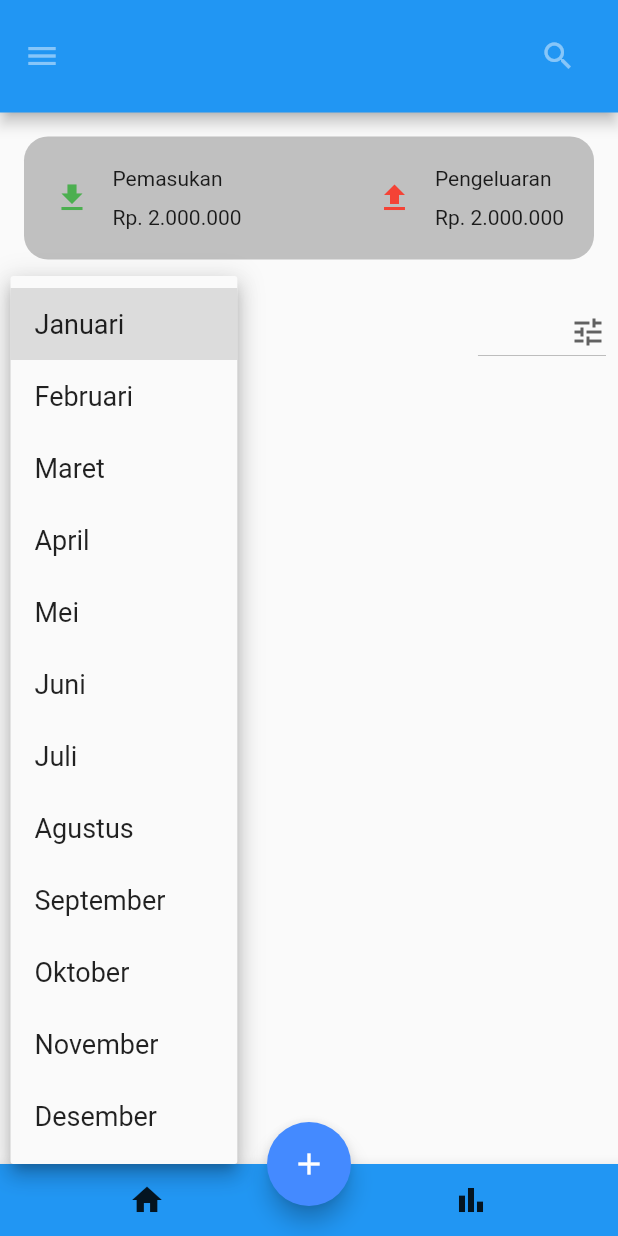
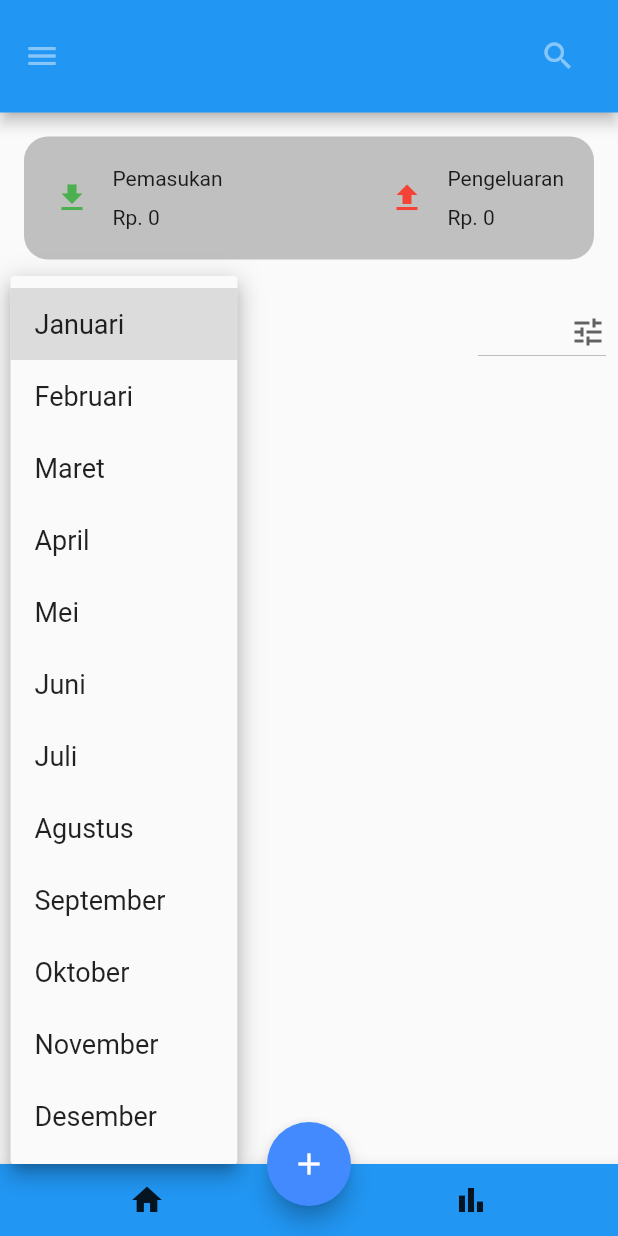
Before and after one commit to nisa604/money_freedom, a Flutter app: the screen it shows after launch, after a tap on "Januari", on a phone screen of 412 x 824 dp. Run offline on Flutter 3.47's test engine with Material 2 defaults, Android fonts, the phone set to English and light mode, and no system bars; our stand-ins replace cloud_firestore, firebase_core, firebase_storage, image_picker, pie_chart; accounts and stored records are empty.

Commit message:
Beresin TB SAMA TAMPILAN HOME

```diff
--- a/lib/Screens/home_screen.dart
+++ b/lib/Screens/home_screen.dart
@@ -4,6 +4,8 @@ import 'package:flutter/src/widgets/framework.dart';
 import 'package:intl/intl.dart';
 import 'package:moneyfreedom/database/DataPengeluaranService.dart';
 import 'package:moneyfreedom/database/DataPemasukanService.dart';
+import 'package:moneyfreedom/database/KategoriPengeluaranService.dart';
+import 'package:moneyfreedom/database/KategoriPemasukanService.dart';
 import 'create_transaction_pemasukan.dart';
 import 'create_transaction_pengeluaran.dart';
 
@@ -50,8 +52,7 @@ class _HomeScreenState extends State<HomeScreen> {
                 width: double.infinity,
                 padding: EdgeInsets.all(20),
                 decoration: BoxDecoration(
-                      color: Color.fromARGB(255, 192, 192, 192
-                      ),
+                  color: Color.fromARGB(255, 192, 192, 192),
                   borderRadius: BorderRadius.circular(16),
                 ),
                 child: Row(
@@ -63,22 +64,40 @@ class _HomeScreenState extends State<HomeScreen> {
                           decoration: BoxDecoration(
                               color: Colors.transparent,
                               borderRadius: BorderRadius.circular(8)),
-                              child: const Icon(
-                                  Icons.download,
-                                  color: Colors.green
-                              ),
+                          child:
+                              const Icon(Icons.download, color: Colors.green),
                         ),
                         const SizedBox(width: 15),
                         Column(
                           crossAxisAlignment: CrossAxisAlignment.start,
-                              children: const [
+                          children: [
                             Text("Pemasukan"),
-                                //style: GoogleFonts.montserrat(Color: colors.white, fontsize: 12 ),
                             SizedBox(height: 10),
-                                Text("Rp. 2.000.000"),
-                                //style: GoogleFonts.montserrat(Color: colors.white, fontsize: 12 ),
+                            StreamBuilder<int>(
+                              stream: DataPemasukanService()
+                                  .totalJumlahPemasukanStream,
+                              builder: (BuildContext context,
+                                  AsyncSnapshot<int> snapshot) {
+                                if (snapshot.connectionState ==
+                                    ConnectionState.waiting) {
+                                  return Text('Memuat...');
+                                }
+
+                                if (snapshot.hasError) {
+                                  return Text(
+                                      'Terjadi kesalahan saat memuat data');
+                                }
+
+                                final totalPengeluaran = snapshot.data ?? 0;
+                                final formattedTotal =
+                                    NumberFormat.decimalPattern('id_ID')
+                                        .format(totalPengeluaran);
+
+                                return Text('Rp. $formattedTotal');
+                              },
+                            ),
                           ],
-                            )
+                        ),
                       ],
                     ),
                     Row(
@@ -92,14 +111,34 @@ class _HomeScreenState extends State<HomeScreen> {
                         SizedBox(width: 15),
                         Column(
                           crossAxisAlignment: CrossAxisAlignment.start,
-                              children: const [
+                          children: [
                             Text("Pengeluaran"),
-                                //style: GoogleFonts.montserrat(Color: colors.white, fontsize: 12 ),
                             SizedBox(height: 10),
-                                Text("Rp. 2.000.000"),
-                                //style: GoogleFonts.montserrat(Color: colors.white, fontsize: 12 ),
+                            StreamBuilder<int>(
+                              stream: DataPengeluaranService()
+                                  .totalJumlahPengeluaranStream,
+                              builder: (BuildContext context,
+                                  AsyncSnapshot<int> snapshot) {
+                                if (snapshot.connectionState ==
+                                    ConnectionState.waiting) {
+                                  return Text('Memuat...');
+                                }
+
+                                if (snapshot.hasError) {
+                                  return Text(
+                                      'Terjadi kesalahan saat memuat data');
+                                }
+
+                                final totalPengeluaran = snapshot.data ?? 0;
+                                final formattedTotal =
+                                    NumberFormat.decimalPattern('id_ID')
+                                        .format(totalPengeluaran);
+
+                                return Text('Rp. $formattedTotal');
+                              },
+                            ),
                           ],
-                            )
+                        ),
                       ],
                     )
                   ],
@@ -117,8 +156,7 @@ class _HomeScreenState extends State<HomeScreen> {
                       value: selectedItem,
                       items: Bulan.map((month) => DropdownMenuItem<String>(
                             value: month,
-                            child:
-                            Text(month, style: TextStyle(fontSize: 18)),
+                            child: Text(month, style: TextStyle(fontSize: 18)),
                           )).toList(),
                       onChanged: (Bulan) =>
                           setState(() => selectedItem = Bulan),
@@ -129,8 +167,7 @@ class _HomeScreenState extends State<HomeScreen> {
                   child: DropdownButton<String>(
                       onChanged: (Pilihan) => selected,
                       // value: selected,
-                          items:
-                          Pilihan.map((pilih) => DropdownMenuItem<String>(
+                      items: Pilihan.map((pilih) => DropdownMenuItem<String>(
                             value: pilih,
                             child: Text(pilih),
                           )).toList(),
@@ -146,7 +183,8 @@ class _HomeScreenState extends State<HomeScreen> {
             padding: const EdgeInsets.symmetric(horizontal: 16),
             child: StreamBuilder<QuerySnapshot>(
               stream: DataPengeluaranService().dataPengeluaranStream,
-                  builder: (BuildContext context, AsyncSnapshot<QuerySnapshot> snapshot) {
+              builder: (BuildContext context,
+                  AsyncSnapshot<QuerySnapshot> snapshot) {
                 if (snapshot.hasError) {
                   return Text('Terjadi kesalahan saat memuat data');
                 }
@@ -168,18 +206,42 @@ class _HomeScreenState extends State<HomeScreen> {
                         trailing: Row(
                           mainAxisSize: MainAxisSize.min,
                           children: [
-                                IconButton(onPressed: () async {
-                                  await _dataPengeluaranService.hapusPengeluaran(pengeluaran.id); // menghapus data dari Firestore
-                                  setState((){}); // memperbarui tampilan setelah data dihapus
-                                }, icon: Icon(Icons.delete)),
-                                IconButton(onPressed: () => Navigator.of(context)
-                                  .push(MaterialPageRoute(builder: (context)=>CreateTransactionPengeluaran())),
+                            IconButton(
+                                onPressed: () async {
+                                  await _dataPengeluaranService
+                                      .hapusPengeluaran(pengeluaran
+                                          .id); // menghapus data dari Firestore
+                                  setState(
+                                      () {}); // memperbarui tampilan setelah data dihapus
+                                },
+                                icon: Icon(Icons.delete)),
+                            IconButton(
+                                onPressed: () => Navigator.of(context).push(
+                                    MaterialPageRoute(
+                                        builder: (context) =>
+                                            CreateTransactionPengeluaran())),
                                 icon: Icon(Icons.edit)),
                           ],
                         ),
                         // title: Text("Rp ${pengeluaran['jumlah']}"),
-                              title: Text("Rp ${NumberFormat.decimalPattern('id_ID').format(pengeluaran['jumlah'])}"),
-                            subtitle: Text(pengeluaran['kategori']),
+                        title: Text(
+                            "Rp ${NumberFormat.decimalPattern('id_ID').format(pengeluaran['jumlah'])}"),
+                        subtitle: FutureBuilder<Object>(
+                          future: KategoriPengeluaranService()
+                              .getNamaKategoriPengeluaran(
+                                  pengeluaran['kategori']),
+                          builder: (BuildContext context,
+                              AsyncSnapshot<Object> snapshot) {
+                            if (snapshot.connectionState ==
+                                ConnectionState.waiting) {
+                              return Text('Memuat...');
+                            }
+                            if (snapshot.hasError) {
+                              return Text('Terjadi kesalahan saat memuat data');
+                            }
+                            return Text(snapshot.data.toString());
+                          },
+                        ),
                         leading: Container(
                           child: Icon(Icons.upload, color: Colors.red),
                           decoration: BoxDecoration(
@@ -199,7 +261,8 @@ class _HomeScreenState extends State<HomeScreen> {
             padding: const EdgeInsets.symmetric(horizontal: 16),
             child: StreamBuilder<QuerySnapshot>(
               stream: DataPemasukanService().dataPemasukanStream,
-                  builder: (BuildContext context, AsyncSnapshot<QuerySnapshot> snapshot) {
+              builder: (BuildContext context,
+                  AsyncSnapshot<QuerySnapshot> snapshot) {
                 if (snapshot.hasError) {
                   return Text('Terjadi kesalahan saat memuat data');
                 }
@@ -221,18 +284,42 @@ class _HomeScreenState extends State<HomeScreen> {
                         trailing: Row(
                           mainAxisSize: MainAxisSize.min,
                           children: [
-                                IconButton(onPressed: () async {
-                                  await _dataPemasukanService.hapusPemasukan(Pemasukan.id); // menghapus data dari Firestore
-                                  setState((){}); // memperbarui tampilan setelah data dihapus
-                                }, icon: Icon(Icons.delete)),
-                                IconButton(onPressed: () => Navigator.of(context)
-                                  .push(MaterialPageRoute(builder: (context)=>CreateTransactionPemasukan())),
+                            IconButton(
+                                onPressed: () async {
+                                  await _dataPemasukanService.hapusPemasukan(
+                                      Pemasukan
+                                          .id); // menghapus data dari Firestore
+                                  setState(
+                                      () {}); // memperbarui tampilan setelah data dihapus
+                                },
+                                icon: Icon(Icons.delete)),
+                            IconButton(
+                                onPressed: () => Navigator.of(context).push(
+                                    MaterialPageRoute(
+                                        builder: (context) =>
+                                            CreateTransactionPemasukan())),
                                 icon: Icon(Icons.edit)),
                           ],
                         ),
                         // title: Text("Rp ${Pemasukan['jumlahPemasukan']}"),
-                            title: Text("Rp ${NumberFormat.decimalPattern('id_ID').format(Pemasukan['jumlahPemasukan'])}"),
-                            subtitle: Text(Pemasukan['kategoriPemasukan']),
+                        title: Text(
+                            "Rp ${NumberFormat.decimalPattern('id_ID').format(Pemasukan['jumlahPemasukan'])}"),
+                        subtitle: FutureBuilder<Object>(
+                          future: KategoriPemasukanService()
+                              .getNamaKategoriPemasukan(
+                                  Pemasukan['kategoriPemasukan']),
+                          builder: (BuildContext context,
+                              AsyncSnapshot<Object> snapshot) {
+                            if (snapshot.connectionState ==
+                                ConnectionState.waiting) {
+                              return Text('Memuat...');
+                            }
+                            if (snapshot.hasError) {
+                              return Text('Terjadi kesalahan saat memuat data');
+                            }
+                            return Text(snapshot.data.toString());
+                          },
+                        ),
                         leading: Container(
                           child: Icon(Icons.download, color: Colors.green),
                           decoration: BoxDecoration(
--- a/lib/database/DataPemasukanService.dart
+++ b/lib/database/DataPemasukanService.dart
@@ -21,9 +21,22 @@ class DataPemasukanService {
     });
   }
 
+  Stream<int> get totalJumlahPemasukanStream {
+    return _pemasukanRef.snapshots().map((querySnapshot) {
+      int total = 0;
+      for (var doc in querySnapshot.docs) {
+        final data = doc.data();
+        if (data is Map<String, dynamic>) {
+          final jumlahPemasukan = data['jumlahPemasukan'] as int;
+          total += jumlahPemasukan;
+        }
+      }
+      return total;
+    });
+  }
+
   // Mendapatkan semua data pemasukan dari Firebase Firestore
-  Stream<QuerySnapshot> get dataPemasukanStream =>
-      _pemasukanRef.snapshots();
+  Stream<QuerySnapshot> get dataPemasukanStream => _pemasukanRef.snapshots();
 
   // Menghapus data pemasukan dari Firebase Firestore
   Future<void> hapusPemasukan(String pemasukanId) async {
--- a/lib/database/DataPengeluaranService.dart
+++ b/lib/database/DataPengeluaranService.dart
@@ -27,9 +27,28 @@ class DataPengeluaranService {
     await _pengeluaranRef.doc(pengeluaranId).delete();
   }
 
+  Stream<int> get totalJumlahPengeluaranStream {
+    return _pengeluaranRef.snapshots().map((querySnapshot) {
+      int total = 0;
+      for (var doc in querySnapshot.docs) {
+        final data = doc.data();
+        if (data is Map<String, dynamic>) {
+          final jumlah = data['jumlah'] as int;
+          total += jumlah;
+        }
+      }
+      return total;
+    });
+  }
+
   // Mengupdate data pengeluaran di Firebase Firestore
-  Future<void> updatePengeluaran(String pengeluaranId, num jumlah,
-      String kategori, Timestamp tanggal, String catatan, String fotoUrl) async {
+  Future<void> updatePengeluaran(
+      String pengeluaranId,
+      num jumlah,
+      String kategori,
+      Timestamp tanggal,
+      String catatan,
+      String fotoUrl) async {
     await _pengeluaranRef.doc(pengeluaranId).update({
       'jumlah': jumlah,
       'kategori': kategori,
--- a/lib/database/kategoriPemasukan.dart
+++ b/lib/database/kategoriPemasukan.dart
@@ -13,8 +13,8 @@ class kategoriPemasukan {
 
   Map<String, dynamic> toJson() {
     return {
-      'fotoKategoriOut': fotoKategoriIn,
-      'namaKategoriOut': namaKategoriIn,
+      'fotoKategoriIn': fotoKategoriIn,
+      'namaKategoriIn': namaKategoriIn,
       'tanggalDibuat': tanggalDibuat,
     };
   }
```
Also changed, not shown: lib/Screens/analyst_page.dart (+9 -9 lines), lib/Screens/create_transaction_pemasukan.dart (+86 -83 lines), lib/Screens/create_transaction_pengeluaran.dart (+98 -61 lines), lib/database/KategoriPemasukanService.dart (+19 -7 lines), lib/database/KategoriPengeluaranService.dart (+20 -3 lines), lib/firebase_options.dart. Lines whose indentation alone changed are shown as unchanged.
